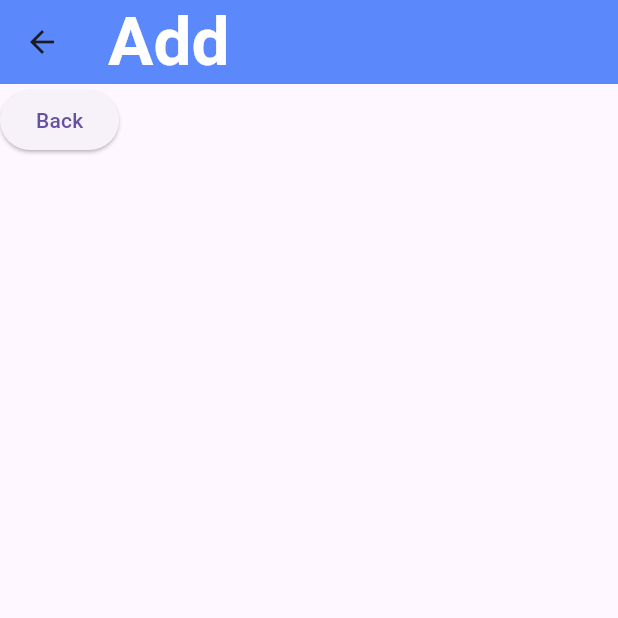
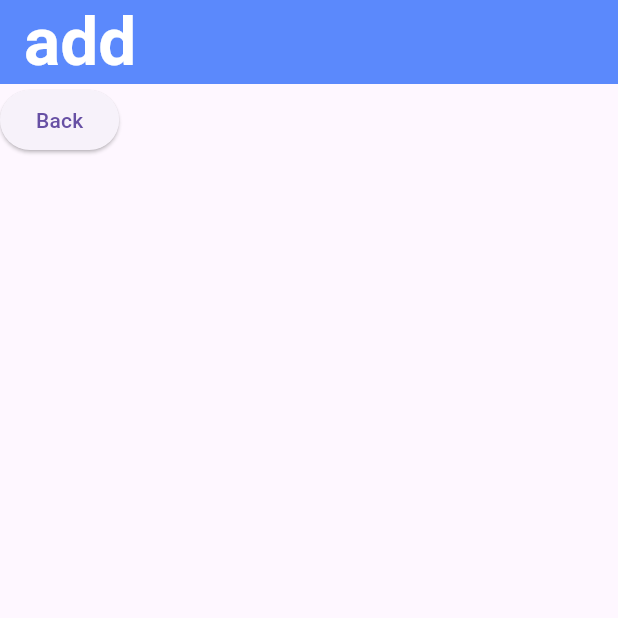
Before and after one commit to yujinkim1/megi-flutter, a Flutter app: the screen it shows after launch, after a tap on the "add" icon, on a phone screen of 412 x 824 dp, the top half of it. Run offline on Flutter 3.47's test engine with Material 2 defaults, Android fonts, the phone set to English and light mode, and no system bars.

```diff
--- a/lib/screens/form.dart
+++ b/lib/screens/form.dart
@@ -7,7 +7,8 @@ class FormScreen extends StatelessWidget {
     return Scaffold(
         appBar: AppBar(
           backgroundColor: Palette.backgroundColor,
-          title: Text("Add", style: AppBarTitle),
+          title: Text("add", style: AppBarTitle),
+          automaticallyImplyLeading: false,
         ),
         body: ElevatedButton(
             onPressed: () {
--- a/lib/screens/home.dart
+++ b/lib/screens/home.dart
@@ -8,13 +8,13 @@ class HomeScreen extends StatelessWidget {
     return Scaffold(
       appBar: AppBar(
         centerTitle: false,
-        backgroundColor: Palette.backgroundColor,
-        toolbarHeight: 150,
+        backgroundColor: Color.fromRGBO(91, 137, 252, 1),
         title: Text(
           "List",
           style: AppBarTitle,
         ),
       ),
+      //MARK: -DATE OF WEEK PICKER
       floatingActionButton: FloatingActionButton(
         onPressed: () {
           Navigator.push(
@@ -26,6 +26,24 @@ class HomeScreen extends StatelessWidget {
         ),
         backgroundColor: Palette.backgroundColor,
       ),
+      body: Column(mainAxisSize: MainAxisSize.max, children: [
+        Container(
+          width: MediaQuery.of(context).size.width * 1,
+          height: MediaQuery.of(context).size.height * 0.08,
+          child: Padding(
+            padding: EdgeInsets.fromLTRB(20, 0, 0, 0),
+            child: Text("tasks"),
+          ),
+          color: Palette.backgroundColor,
+        )
+      ]),
     );
   }
 }
+//MARK: -TWEEN ANIMATION BUILDER
+/*
+TrainsitionBuilder: (context, animation, secondaryAnimation, child) {
+  const begin = Offset(0.0, 0.2, 1);
+  const end = Offset(0.0, 0.2, -1);
+}
+*/
```
